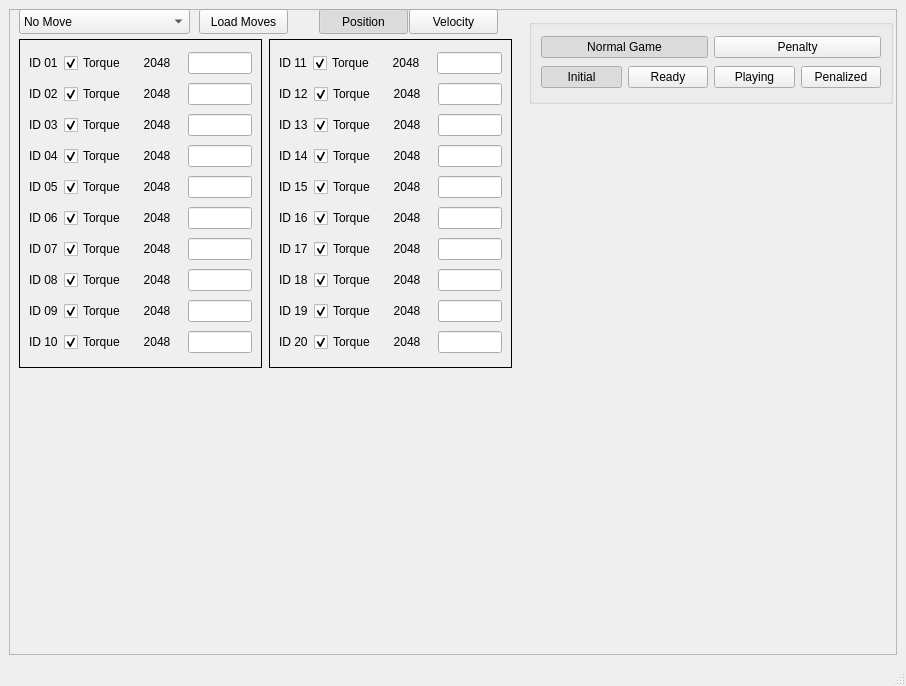
Before: the Qt Designer form src/gui/src/main_window.ui in RoboFEI/RoboFEI-HT_2023_SOFTWARE, drawn with Qt 5.
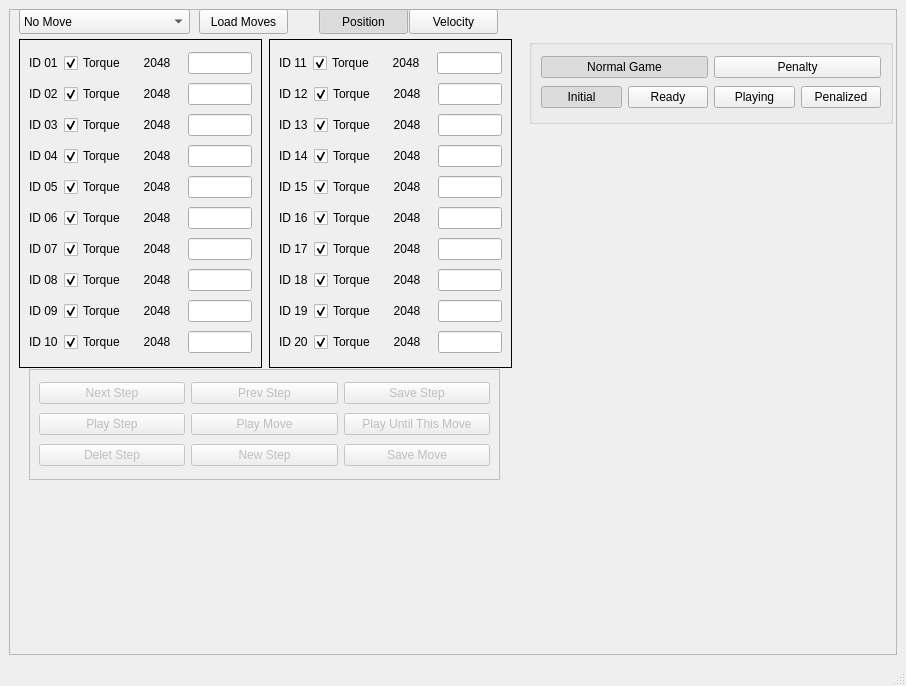
After: the same form once the commit is applied.

Commit message: buttons for control move

The edit to the form file:
```diff
--- a/src/gui/src/main_window.ui
+++ b/src/gui/src/main_window.ui
@@ -1081,7 +1081,7 @@
        <property name="geometry">
         <rect>
          <x>520</x>
-         <y>10</y>
+         <y>30</y>
          <width>364</width>
          <height>85</height>
         </rect>
@@ -1253,6 +1253,99 @@
         <bool>true</bool>
        </property>
       </widget>
+      <widget class="QFrame" name="motion_frame">
+       <property name="enabled">
+        <bool>false</bool>
+       </property>
+       <property name="geometry">
+        <rect>
+         <x>20</x>
+         <y>360</y>
+         <width>471</width>
+         <height>111</height>
+        </rect>
+       </property>
+       <property name="frameShape">
+        <enum>QFrame::Box</enum>
+       </property>
+       <layout class="QVBoxLayout" name="verticalLayout_4">
+        <item>
+         <layout class="QHBoxLayout" name="horizontalLayout_23">
+          <item>
+           <widget class="QPushButton" name="nextStep_button">
+            <property name="text">
+             <string>Next Step</string>
+            </property>
+           </widget>
+          </item>
+          <item>
+           <widget class="QPushButton" name="prevStep_button">
+            <property name="text">
+             <string>Prev Step</string>
+            </property>
+           </widget>
+          </item>
+          <item>
+           <widget class="QPushButton" name="saveStep_button">
+            <property name="text">
+             <string>Save Step</string>
+            </property>
+           </widget>
+          </item>
+         </layout>
+        </item>
+        <item>
+         <layout class="QHBoxLayout" name="horizontalLayout_26">
+          <item>
+           <widget class="QPushButton" name="playStep_button">
+            <property name="text">
+             <string>Play Step</string>
+            </property>
+           </widget>
+          </item>
+          <item>
+           <widget class="QPushButton" name="playMove_button">
+            <property name="text">
+             <string>Play Move</string>
+            </property>
+           </widget>
+          </item>
+          <item>
+           <widget class="QPushButton" name="playUntilMove_button">
+            <property name="text">
+             <string>Play Until This Move</string>
+            </property>
+           </widget>
+          </item>
+         </layout>
+        </item>
+        <item>
+         <layout class="QHBoxLayout" name="horizontalLayout_25">
+          <item>
+           <widget class="QPushButton" name="deletStep_button">
+            <property name="text">
+             <string>Delet Step</string>
+            </property>
+           </widget>
+          </item>
+          <item>
+           <widget class="QPushButton" name="newStep_button">
+            <property name="text">
+             <string>New Step</string>
+            </property>
+           </widget>
+          </item>
+          <item>
+           <widget class="QPushButton" name="saveMove_button">
+            <property name="text">
+             <string>Save Move</string>
+            </property>
+           </widget>
+          </item>
+         </layout>
+        </item>
+       </layout>
+      </widget>
      </widget>
     </item>
    </layout>
```
The commit also changes 1 other file.
